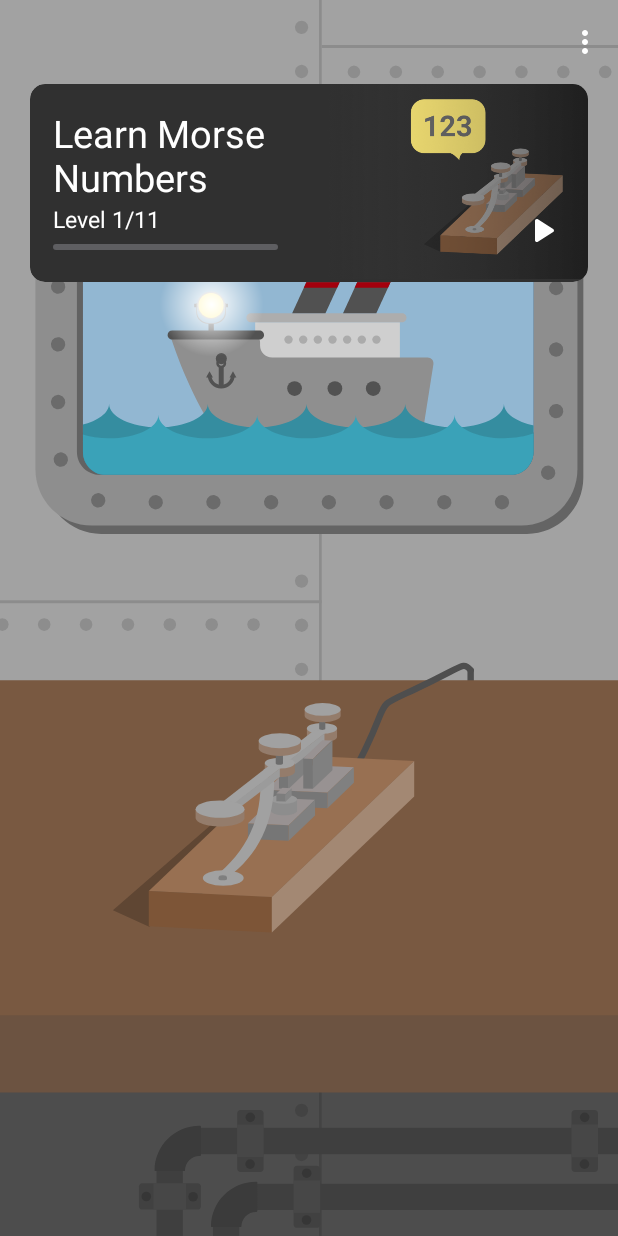
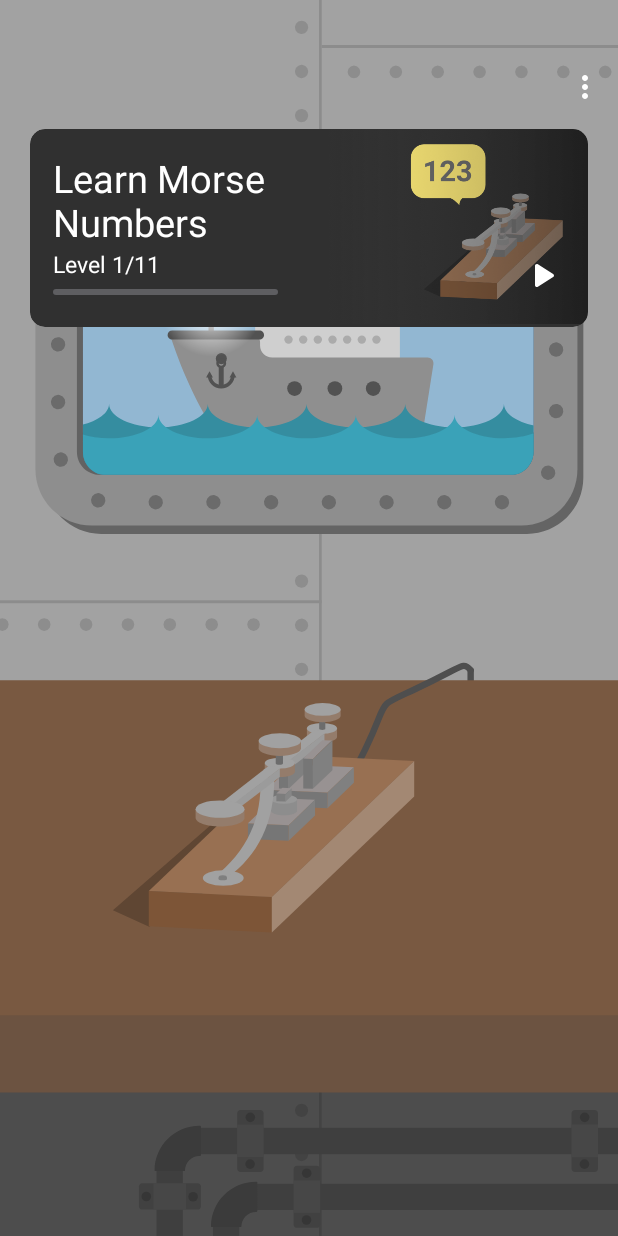
Before and after one commit to Joshua-M-Schmidt/LearnMorseCode, an Android app: the screen it shows after launch (StartActivity), on a phone screen of 412 x 824 dp. Run offline under Robolectric (Android 15) with nearby library versions, the phone set to English and light mode, and no system bars; 1 statement that could not run was skipped.

Commit message:
preview image

```diff
--- a/app/build.gradle
+++ b/app/build.gradle
@@ -22,8 +22,6 @@ android {
 
 dependencies {
     implementation fileTree(dir: 'libs', include: ['*.jar'])
-    implementation 'com.android.billingclient:billing:1.2.2'
-    implementation 'com.google.android.gms:play-services-ads:18.0.0'
     implementation 'com.github.jinatonic.confetti:confetti:1.1.1'
     implementation 'androidx.appcompat:appcompat:1.0.0'
     implementation 'androidx.constraintlayout:constraintlayout:1.1.3'
--- a/app/src/main/java/com/nova/learnmorsecode/StartActivity.java
+++ b/app/src/main/java/com/nova/learnmorsecode/StartActivity.java
@@ -1,10 +1,13 @@
 package com.nova.learnmorsecode;
 
 import android.content.SharedPreferences;
+import android.os.Build;
 import android.os.Bundle;
 import android.preference.PreferenceManager;
+import android.view.View;
+import android.view.Window;
+import android.view.WindowManager;
 
-import com.google.android.gms.ads.MobileAds;
 import com.nova.learningframework.Courselist;
 
 
@@ -14,6 +17,11 @@ public class StartActivity extends Courselist{
     protected void onCreate(Bundle savedInstanceState) {
         super.onCreate(savedInstanceState);
 
+        if (Build.VERSION.SDK_INT >= Build.VERSION_CODES.KITKAT) {
+            Window w = getWindow(); // in Activity's onCreate() for instance
+            w.setFlags(WindowManager.LayoutParams.FLAG_LAYOUT_NO_LIMITS, WindowManager.LayoutParams.FLAG_LAYOUT_NO_LIMITS);
+        }
+
         background.setImageResource(R.drawable.background_1);
 
         addCourse(new AlphabetCourseInfo(getApplicationContext()),StartActivity.this);
--- a/app/src/main/res/values/styles.xml
+++ b/app/src/main/res/values/styles.xml
@@ -6,6 +6,11 @@
         <item name="colorPrimary">@color/colorPrimary</item>
         <item name="colorPrimaryDark">@color/colorPrimaryDark</item>
         <item name="colorAccent">@color/colorAccent</item>
+
+        <item name="android:statusBarColor">@android:color/transparent</item>
+        <item name="android:navigationBarColor">@android:color/transparent</item>
+        <item name="android:windowTranslucentStatus">true</item>
+        <item name="android:windowTranslucentNavigation">true</item>
     </style>
 
     <style name="AppTheme.NoActionBar">
--- a/learningframework/src/main/AndroidManifest.xml
+++ b/learningframework/src/main/AndroidManifest.xml
@@ -2,6 +2,5 @@
 <manifest xmlns:android="http://schemas.android.com/apk/res/android">
 
     <uses-permission android:name="android.permission.INTERNET" />
-    <uses-permission android:name="com.android.vending.BILLING" />
 
 </manifest>
--- a/learningframework/src/main/java/com/nova/learningframework/Courselist.java
+++ b/learningframework/src/main/java/com/nova/learningframework/Courselist.java
@@ -20,6 +20,7 @@ import android.view.MenuInflater;
 import android.view.View;
 import android.view.Menu;
 import android.view.MenuItem;
+import android.view.WindowManager;
 import android.widget.Button;
 import android.widget.EditText;
 import android.widget.ImageView;
@@ -70,6 +71,14 @@ public class Courselist extends AppCompatActivity {
         background = findViewById(R.id.background);
 
         main_layout = findViewById(R.id.main_layout);
+
+        View decorView = getWindow().getDecorView();
+        getWindow().addFlags(WindowManager.LayoutParams.FLAG_FULLSCREEN);
+        int uiOptions = View.SYSTEM_UI_FLAG_HIDE_NAVIGATION | View.SYSTEM_UI_FLAG_IMMERSIVE_STICKY;
+        decorView.setSystemUiVisibility(uiOptions);
+        getWindow().addFlags(WindowManager.LayoutParams.FLAG_TRANSLUCENT_STATUS);
+
+
 
     }
 
--- a/learningframework/src/main/res/layout/activity_main.xml
+++ b/learningframework/src/main/res/layout/activity_main.xml
@@ -6,6 +6,7 @@
     android:layout_width="match_parent"
     android:layout_height="match_parent"
     android:id="@+id/container"
+    android:background="#606060"
     android:scaleType="centerCrop"
     tools:context="com.nova.learningframework.Courselist">
     <ImageView
@@ -19,6 +20,7 @@
         android:layout_height="wrap_content"
         android:theme="@style/AppTheme.AppBarOverlay"
         app:elevation="0dp"
+        android:paddingTop="30dp"
         android:background="@null">
 
         <androidx.appcompat.widget.Toolbar
--- a/learningframework/src/main/res/layout/question_layout.xml
+++ b/learningframework/src/main/res/layout/question_layout.xml
@@ -35,6 +35,7 @@
         android:layout_height="wrap_content"
         android:theme="@style/AppTheme.AppBarOverlay"
         app:elevation="0dp"
+        android:paddingTop="30dp"
         android:id="@+id/appbar"
         android:background="@null">
 
--- /dev/null
+++ b/learningframework/src/main/res/values-v27/styles.xml
@@ -0,0 +1,14 @@
+<?xml version="1.0" encoding="utf-8"?>
+<resources>
+
+    <style name="AppTheme" parent="Theme.AppCompat.Light.DarkActionBar">
+        <!-- Customize your theme here. -->
+        <item name="colorPrimary">@color/colorPrimary</item>
+        <item name="colorPrimaryDark">@color/colorPrimaryDark</item>
+        <item name="colorAccent">@color/colorAccent</item>
+
+        <item name="android:windowLayoutInDisplayCutoutMode">
+            shortEdges <!-- default, shortEdges, or never -->
+        </item>
+    </style>
+</resources>
--- a/learningframework/src/main/res/values/styles.xml
+++ b/learningframework/src/main/res/values/styles.xml
@@ -6,6 +6,7 @@
         <item name="colorPrimary">@color/colorPrimary</item>
         <item name="colorPrimaryDark">@color/colorPrimaryDark</item>
         <item name="colorAccent">@color/colorAccent</item>
+
     </style>
 
     <style name="AppTheme.NoActionBar">
```
Also changed, not shown: app/src/main/AndroidManifest.xml (+9 -23 lines), learningframework/src/main/java/com/nova/learningframework/QuestionFrame.java (+8 -0 lines), 2 other files.
